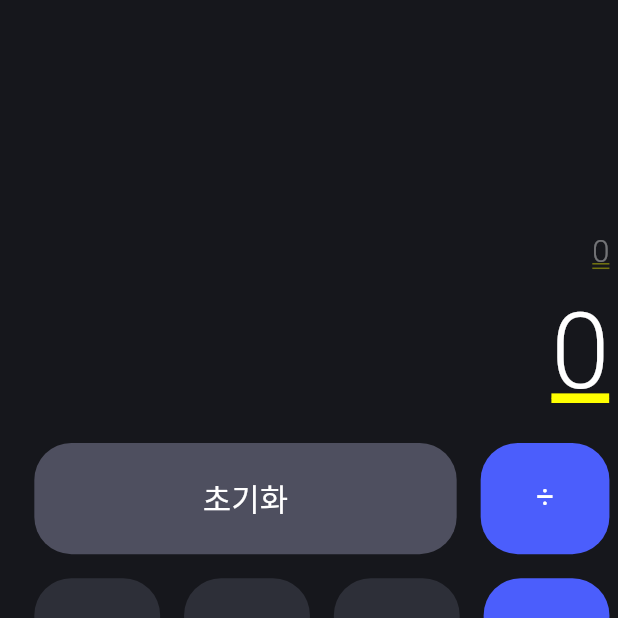
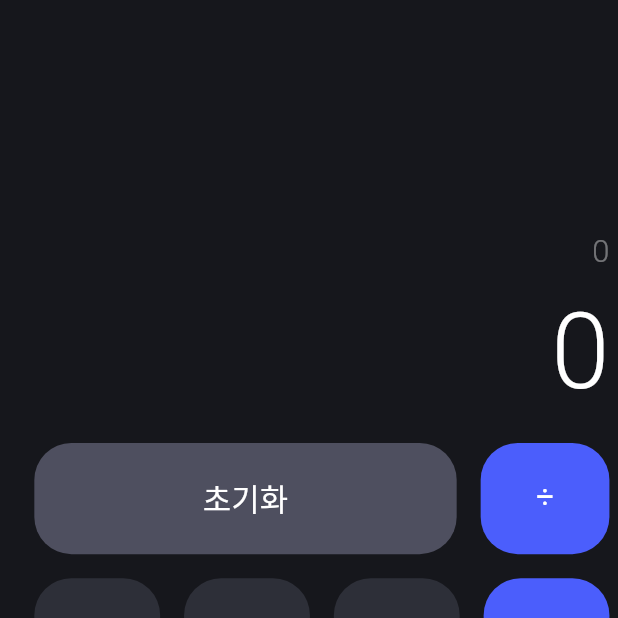
Before and after one commit to hyuna224/Flutter_Calculator, a Flutter app: the screen it shows after launch, on a phone screen of 412 x 824 dp, the top half of it. Run offline on Flutter 3.47's test engine with Material 3 defaults, Android fonts, the phone set to English and light mode, and no system bars; our stand-ins replace flutter_screenutil, flutter_svg, math_expressions; Roboto replaces fonts that are missing (Pretendard).

Commit message:
fix: text yellow underline issue
- Text위젯은 기본 스타일 값을 필요로한다. DefaultTextStyle or Scaffold를 이용해야한다.

```diff
--- a/lib/widgets/display.dart
+++ b/lib/widgets/display.dart
@@ -43,9 +43,7 @@ class Display extends StatelessWidget {
     required double fontSize,
     FontWeight fontWeight = FontWeight.w300,
   }) {
-    return Text(
-      text.isEmpty ? '0' : text,
-      textAlign: TextAlign.right,
+    return DefaultTextStyle(
       style: TextStyle(
         color: Colors.white,
         fontSize: fontSize,
@@ -53,6 +51,7 @@ class Display extends StatelessWidget {
         fontWeight: fontWeight,
         height: 1.37.h,
       ),
+      child: Text(text.isEmpty ? '0' : text, textAlign: TextAlign.right),
     );
   }
 }
```
